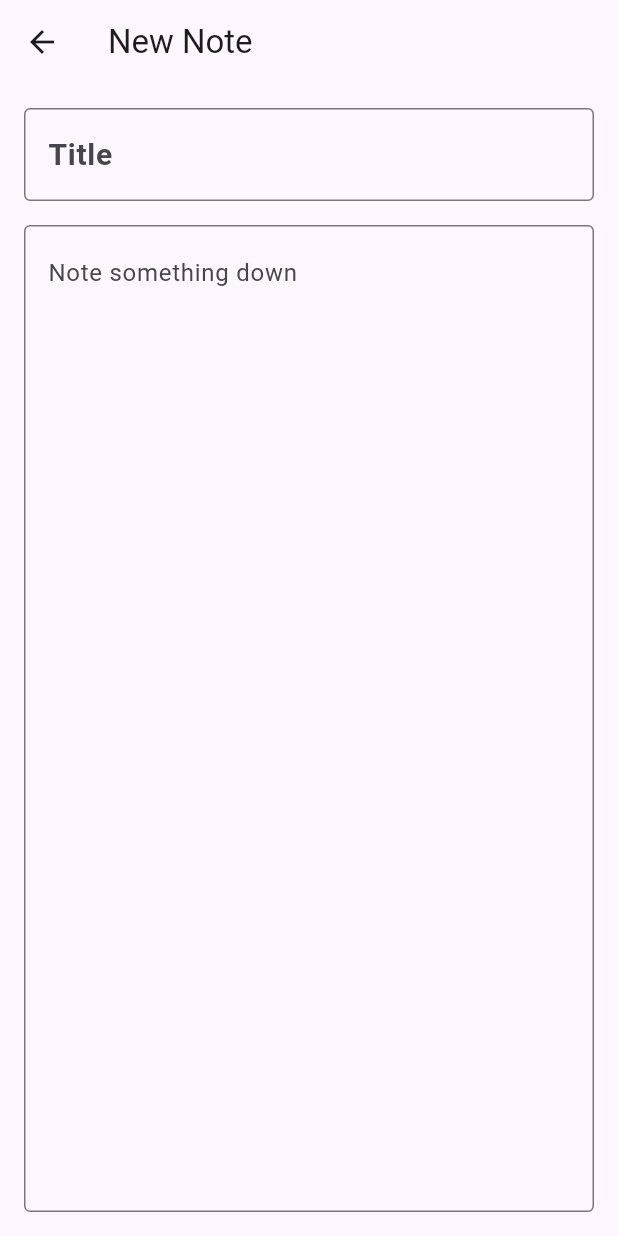
After one commit to Lazy-Shadow/todo, a Flutter app: the screen it shows after launch, item 2 of the bottom bar chosen, after a tap on the "add" icon, on a phone screen of 412 x 824 dp. The commit adds this screen. Run offline on Flutter 3.47's test engine with Material 3 defaults, Android fonts, the phone set to English and light mode, and no system bars; our stand-ins replace shared_preferences.

Commit message:
perf&feat: optimized code simplify and removed unnecessary duplicates making the code long| added notes for taking down memo

```diff
--- a/lib/main.dart
+++ b/lib/main.dart
@@ -1,6 +1,7 @@
 import 'package:flutter/material.dart';
 import 'package:shared_preferences/shared_preferences.dart';
 import 'dart:convert';
+import 'notes.dart';
 
 void main() async {
   WidgetsFlutterBinding.ensureInitialized();
@@ -31,7 +32,68 @@ class TodoApp extends StatelessWidget {
         colorScheme: ColorScheme.fromSeed(seedColor: Colors.deepPurple),
         useMaterial3: true,
       ),
-      home: TodoListScreen(prefs: prefs),
+      home: HomeScreen(prefs: prefs),
+    );
+  }
+}
+
+class HomeScreen extends StatefulWidget {
+  final SharedPreferences prefs;
+
+  const HomeScreen({super.key, required this.prefs});
+
+  @override
+  State<HomeScreen> createState() => _HomeScreenState();
+}
+
+class _HomeScreenState extends State<HomeScreen> {
+  int _currentIndex = 0;
+  bool _isSelectionMode = false;
+
+  void _onSelectionModeChanged(bool isSelectionMode) {
+    setState(() {
+      _isSelectionMode = isSelectionMode;
+    });
+  }
+
+  @override
+  Widget build(BuildContext context) {
+    return Scaffold(
+      body: IndexedStack(
+        index: _currentIndex,
+        children: [
+          TodoListScreen(prefs: widget.prefs),
+          NotesListScreen(onSelectionModeChanged: _onSelectionModeChanged),
+        ],
+      ),
+      bottomNavigationBar: NavigationBar(
+        selectedIndex: _isSelectionMode ? 1 : _currentIndex,
+        elevation: 0,
+        surfaceTintColor: Colors.transparent,
+        indicatorColor: Colors.transparent,
+        labelBehavior: NavigationDestinationLabelBehavior.alwaysShow,
+        onDestinationSelected: (index) {
+          if (!_isSelectionMode) {
+            setState(() {
+              _currentIndex = index;
+            });
+          }
+        },
+        destinations: const [
+          NavigationDestination(
+            icon: Icon(Icons.check_circle_outline),
+            selectedIcon: Icon(Icons.check_circle),
+            label: 'Todos',
+            tooltip: '',
+          ),
+          NavigationDestination(
+            icon: Icon(Icons.note_alt_outlined),
+            selectedIcon: Icon(Icons.note_alt),
+            label: 'Notes',
+            tooltip: '',
+          ),
+        ],
+      ),
     );
   }
 }
--- /dev/null
+++ b/lib/notes.dart
@@ -0,0 +1,594 @@
+import 'package:flutter/material.dart';
+import 'package:shared_preferences/shared_preferences.dart';
+import 'dart:convert';
+
+class Note {
+  final String id;
+  final String title;
+  final String content;
+  final DateTime createdAt;
+  final DateTime updatedAt;
+  final String? category;
+  final bool isPinned;
+
+  Note({
+    required this.id,
+    required this.title,
+    required this.content,
+    required this.createdAt,
+    required this.updatedAt,
+    this.category,
+    this.isPinned = false,
+  });
+
+  Note copyWith({
+    String? id,
+    String? title,
+    String? content,
+    DateTime? createdAt,
+    DateTime? updatedAt,
+    String? category,
+    bool? isPinned,
+  }) => Note(
+    id: id ?? this.id,
+    title: title ?? this.title,
+    content: content ?? this.content,
+    createdAt: createdAt ?? this.createdAt,
+    updatedAt: updatedAt ?? this.updatedAt,
+    category: category ?? this.category,
+    isPinned: isPinned ?? this.isPinned,
+  );
+
+  Map<String, dynamic> toJson() => {
+    'id': id,
+    'title': title,
+    'content': content,
+    'createdAt': createdAt.toIso8601String(),
+    'updatedAt': updatedAt.toIso8601String(),
+    'category': category,
+    'isPinned': isPinned,
+  };
+
+  factory Note.fromJson(Map<String, dynamic> json) => Note(
+    id: json['id'] as String,
+    title: json['title'] as String,
+    content: json['content'] as String,
+    createdAt: DateTime.parse(json['createdAt'] as String),
+    updatedAt: DateTime.parse(json['updatedAt'] as String),
+    category: json['category'] as String?,
+    isPinned: json['isPinned'] as bool? ?? false,
+  );
+}
+
+class NotesListScreen extends StatefulWidget {
+  final Function(bool)? onSelectionModeChanged;
+
+  const NotesListScreen({super.key, this.onSelectionModeChanged});
+
+  @override
+  State<NotesListScreen> createState() => _NotesListScreenState();
+}
+
+class _NotesListScreenState extends State<NotesListScreen> {
+  List<Note> _notes = [];
+  String _searchQuery = '';
+  final TextEditingController _searchController = TextEditingController();
+  final Set<String> _selectedNotes = {};
+  bool _isSelectionMode = false;
+
+  @override
+  void initState() {
+    super.initState();
+    _loadNotes();
+  }
+
+  void _loadNotes() async {
+    final prefs = await SharedPreferences.getInstance();
+    final String? notesJson = prefs.getString('notes');
+
+    if (notesJson != null) {
+      try {
+        final List<dynamic> decoded = jsonDecode(notesJson);
+        setState(() {
+          _notes = decoded.map((n) => Note.fromJson(n as Map<String, dynamic>)).toList();
+          _sortNotes();
+        });
+      } catch (e) {
+        debugPrint('Error loading notes: $e');
+      }
+    }
+  }
+
+  void _saveNotes() async {
+    final prefs = await SharedPreferences.getInstance();
+    final String encoded = jsonEncode(_notes.map((n) => n.toJson()).toList());
+    await prefs.setString('notes', encoded);
+  }
+
+  void _sortNotes() {
+    _notes.sort((a, b) {
+      if (a.isPinned != b.isPinned) return a.isPinned ? -1 : 1;
+      return b.updatedAt.compareTo(a.updatedAt);
+    });
+  }
+
+  List<Note> _getFilteredNotes() {
+    if (_searchQuery.isEmpty) return _notes;
+    return _notes.where((note) {
+      return note.title.toLowerCase().contains(_searchQuery.toLowerCase()) ||
+             note.content.toLowerCase().contains(_searchQuery.toLowerCase());
+    }).toList();
+  }
+
+  void _addNote(Note note) {
+    setState(() {
+      _notes.add(note);
+      _sortNotes();
+    });
+    _saveNotes();
+  }
+
+  void _updateNote(Note note) {
+    setState(() {
+      final index = _notes.indexWhere((n) => n.id == note.id);
+      if (index != -1) {
+        _notes[index] = note;
+        _sortNotes();
+      }
+    });
+    _saveNotes();
+  }
+
+  void _togglePinNote(String id) {
+    setState(() {
+      final index = _notes.indexWhere((n) => n.id == id);
+      if (index != -1) {
+        _notes[index] = _notes[index].copyWith(isPinned: !_notes[index].isPinned);
+        _sortNotes();
+      }
+    });
+    _saveNotes();
+  }
+
+  void _deleteNote(String id) {
+    setState(() {
+      _notes.removeWhere((note) => note.id == id);
+    });
+    _saveNotes();
+
+    ScaffoldMessenger.of(context).showSnackBar(
+      const SnackBar(content: Text('Note deleted')),
+    );
+  }
+
+  void _toggleSelection(String id) {
+    setState(() {
+      if (_selectedNotes.contains(id)) {
+        _selectedNotes.remove(id);
+      } else {
+        _selectedNotes.add(id);
+      }
+      if (_selectedNotes.isEmpty) {
+        _isSelectionMode = false;
+      }
+    });
+  }
+
+  void _startSelection(String id) {
+    setState(() {
+      _selectedNotes.add(id);
+      _isSelectionMode = true;
+    });
+    widget.onSelectionModeChanged?.call(true);
+  }
+
+  void _cancelSelection() {
+    setState(() {
+      _selectedNotes.clear();
+      _isSelectionMode = false;
+    });
+    widget.onSelectionModeChanged?.call(false);
+  }
+
+  void _deleteSelectedNotes() {
+    setState(() {
+      for (final id in _selectedNotes) {
+        _notes.removeWhere((note) => note.id == id);
+      }
+      _selectedNotes.clear();
+      _isSelectionMode = false;
+    });
+    _saveNotes();
+    widget.onSelectionModeChanged?.call(false);
+  }
+
+  void _openNoteEditor({Note? note}) {
+    Navigator.push(
+      context,
+      MaterialPageRoute(
+        builder: (context) => NoteEditorScreen(
+          note: note,
+          onSave: (updatedNote) {
+            if (note == null) {
+              _addNote(updatedNote);
+            } else {
+              _updateNote(updatedNote);
+            }
+          },
+          onPin: note != null
+              ? () {
+                  _togglePinNote(note.id);
+                  Navigator.pop(context);
+                }
+              : null,
+          onDelete: note != null
+              ? () {
+                  _deleteNote(note.id);
+                  Navigator.pop(context);
+                }
+              : null,
+        ),
+      ),
+    );
+  }
+
+  @override
+  Widget build(BuildContext context) {
+    final filteredNotes = _getFilteredNotes();
+
+    return Scaffold(
+      appBar: AppBar(
+        title: _isSelectionMode
+            ? Text('${_selectedNotes.length} item selected')
+            : const Text('Notes'),
+        centerTitle: true,
+        leading: _isSelectionMode
+            ? IconButton(icon: const Icon(Icons.close), onPressed: _cancelSelection)
+            : null,
+        actions: _isSelectionMode
+            ? [
+                IconButton(icon: const Icon(Icons.delete), onPressed: _deleteSelectedNotes),
+              ]
+            : null,
+      ),
+      body: Column(
+        children: [
+          if (!_isSelectionMode)
+            Padding(
+              padding: const EdgeInsets.all(16.0),
+              child: TextField(
+                controller: _searchController,
+                decoration: InputDecoration(
+                  hintText: 'Search notes...',
+                  prefixIcon: const Icon(Icons.search),
+                  suffixIcon: _searchQuery.isNotEmpty
+                      ? IconButton(
+                          icon: const Icon(Icons.clear),
+                          onPressed: () {
+                            _searchController.clear();
+                            setState(() => _searchQuery = '');
+                          },
+                        )
+                      : null,
+                  border: OutlineInputBorder(borderRadius: BorderRadius.circular(12)),
+                  filled: true,
+                ),
+                onChanged: (value) => setState(() => _searchQuery = value),
+              ),
+            ),
+          Expanded(
+            child: filteredNotes.isEmpty
+                ? _buildEmptyState()
+                : ListView.builder(
+                    itemCount: filteredNotes.length,
+                    itemBuilder: (context, index) {
+                      final note = filteredNotes[index];
+                      return _NoteCard(
+                        note: note,
+                        isSelected: _selectedNotes.contains(note.id),
+                        isSelectionMode: _isSelectionMode,
+                        onTap: () {
+                          if (_isSelectionMode) {
+                            _toggleSelection(note.id);
+                          } else {
+                            _openNoteEditor(note: note);
+                          }
+                        },
+                        onLongPress: () {
+                          if (!_isSelectionMode) {
+                            _startSelection(note.id);
+                          }
+                        },
+                        onDelete: () => _deleteNote(note.id),
+                        onTogglePin: () => _togglePinNote(note.id),
+                      );
+                    },
+                  ),
+          ),
+        ],
+      ),
+      floatingActionButton: _isSelectionMode
+          ? null
+          : FloatingActionButton(
+              onPressed: () => _openNoteEditor(),
+              child: const Icon(Icons.add),
+            ),
+    );
+  }
+
+  Widget _buildEmptyState() {
+    String message = _searchQuery.isNotEmpty
+        ? 'No notes found'
+        : 'No notes yet!\nTap + to add your first note';
+
+    return Center(
+      child: Column(
+        mainAxisAlignment: MainAxisAlignment.center,
+        children: [
+          Icon(Icons.note_alt_outlined, size: 80, color: Colors.grey[400]),
+          const SizedBox(height: 16),
+          Text(message, textAlign: TextAlign.center, style: TextStyle(color: Colors.grey[600], fontSize: 16)),
+        ],
+      ),
+    );
+  }
+
+  @override
+  void dispose() {
+    _searchController.dispose();
+    super.dispose();
+  }
+}
+
+class _NoteCard extends StatelessWidget {
+  final Note note;
+  final VoidCallback onTap;
+  final VoidCallback onDelete;
+  final VoidCallback onTogglePin;
+  final bool isSelected;
+  final bool isSelectionMode;
+  final VoidCallback onLongPress;
+
+  const _NoteCard({
+    required this.note,
+    required this.onTap,
+    required this.onDelete,
+    required this.onTogglePin,
+    required this.isSelected,
+    required this.isSelectionMode,
+    required this.onLongPress,
+  });
+
+  @override
+  Widget build(BuildContext context) {
+    return Dismissible(
+      key: Key(note.id),
+      direction: isSelectionMode ? DismissDirection.none : DismissDirection.endToStart,
+      background: Container(
+        alignment: Alignment.centerRight,
+        padding: const EdgeInsets.only(right: 20),
+        color: Colors.red,
+        child: const Icon(Icons.delete, color: Colors.white),
+      ),
+      onDismissed: (_) => onDelete(),
+      child: Card(
+        margin: const EdgeInsets.symmetric(horizontal: 16, vertical: 4),
+        child: ListTile(
+          leading: isSelectionMode
+              ? Checkbox(value: isSelected, onChanged: (_) => onTap())
+              : note.isPinned
+                  ? const Icon(Icons.push_pin, size: 20)
+                  : null,
+          title: Text(note.title.isEmpty ? 'Untitled' : note.title, style: const TextStyle(fontWeight: FontWeight.bold)),
+          subtitle: Column(
+            crossAxisAlignment: CrossAxisAlignment.start,
+            children: [
+              if (note.content.isNotEmpty) ...[
+                const SizedBox(height: 4),
+                Text(note.content, maxLines: 2, overflow: TextOverflow.ellipsis, style: TextStyle(color: Colors.grey[600])),
+              ],
+              const SizedBox(height: 4),
+              Text(_formatDate(note.updatedAt), style: TextStyle(fontSize: 12, color: Colors.grey[400])),
+            ],
+          ),
+          trailing: isSelectionMode
+              ? null
+              : PopupMenuButton<String>(
+                  icon: const Icon(Icons.more_vert),
+                  onSelected: (value) {
+                    if (value == 'delete') {
+                      onDelete();
+                    } else if (value == 'pin') {
+                      onTogglePin();
+                    }
+                  },
+                  itemBuilder: (context) => [
+                    PopupMenuItem(
+                      value: 'pin',
+                      child: Row(children: [
+                        Icon(note.isPinned ? Icons.push_pin_outlined : Icons.push_pin, size: 20),
+                        const SizedBox(width: 8),
+                        Text(note.isPinned ? 'Unpin' : 'Pin'),
+                      ]),
+                    ),
+                    const PopupMenuItem(
+                      value: 'delete',
+                      child: Row(children: [
+                        Icon(Icons.delete, size: 20),
+                        SizedBox(width: 8),
+                        Text('Delete'),
+                      ]),
+                    ),
+                  ],
+                ),
+          onTap: onTap,
+          onLongPress: onLongPress,
+        ),
+      ),
+    );
+  }
+
+  String _formatDate(DateTime date) {
+    final now = DateTime.now();
+    final difference = now.difference(date);
+
+    if (difference.inDays == 0) return 'Today';
+    if (difference.inDays == 1) return 'Yesterday';
+    if (difference.inDays < 7) return '${difference.inDays} days ago';
+    return '${date.day}/${date.month}/${date.year}';
+  }
+}
+
+class NoteEditorScreen extends StatefulWidget {
+  final Note? note;
+  final Function(Note) onSave;
+  final VoidCallback? onPin;
+  final VoidCallback? onDelete;
+
+  const NoteEditorScreen({
+    super.key,
+    this.note,
+    required this.onSave,
+    this.onPin,
+    this.onDelete,
+  });
+
+  @override
+  State<NoteEditorScreen> createState() => _NoteEditorScreenState();
+}
+
+class _NoteEditorScreenState extends State<NoteEditorScreen> {
+  late TextEditingController _titleController;
+  late TextEditingController _contentController;
+  bool _hasChanges = false;
+  bool _isSaving = false;
+
+  @override
+  void initState() {
+    super.initState();
+    _titleController = TextEditingController(text: widget.note?.title ?? '');
+    _contentController = TextEditingController(text: widget.note?.content ?? '');
+
+    _titleController.addListener(_onTextChanged);
+    _contentController.addListener(_onTextChanged);
+  }
+
+  void _onTextChanged() {
+    if (!_hasChanges) setState(() => _hasChanges = true);
+    _autoSave();
+  }
+
+  void _autoSave() {
+    if (_isSaving) return;
+    _isSaving = true;
+
+    Future.delayed(const Duration(seconds: 1), () {
+      if (!mounted) return;
+      _isSaving = false;
+      if (_hasChanges) _saveNote(isAutoSave: true);
+    });
+  }
+
+  void _saveNote({bool isAutoSave = false}) {
+    final title = _titleController.text.trim();
+    final content = _contentController.text.trim();
+
+    if (title.isEmpty && content.isEmpty) {
+      if (!isAutoSave) {
+        ScaffoldMessenger.of(context).showSnackBar(const SnackBar(content: Text('Please add a title or content')));
+      }
+      return;
+    }
+
+    final now = DateTime.now();
+    final note = Note(
+      id: widget.note?.id ?? now.millisecondsSinceEpoch.toString(),
+      title: title.isEmpty ? 'Untitled' : title,
+      content: content,
+      createdAt: widget.note?.createdAt ?? now,
+      updatedAt: now,
+      category: widget.note?.category,
+      isPinned: widget.note?.isPinned ?? false,
+    );
+
+    widget.onSave(note);
+
+    if (!isAutoSave) Navigator.pop(context);
+  }
+
+  @override
+  Widget build(BuildContext context) {
+    final isEditing = widget.note != null;
+
+    return PopScope(
+      canPop: true,
+      child: Scaffold(
+        appBar: AppBar(
+          title: Text(isEditing ? 'Edit Note' : 'New Note'),
+          actions: [
+            if (isEditing && widget.note != null)
+              PopupMenuButton<String>(
+                icon: const Icon(Icons.more_vert),
+                onSelected: (value) {
+                  if (value == 'pin') {
+                    widget.onPin?.call();
+                  } else if (value == 'delete') {
+                    widget.onDelete?.call();
+                  }
+                },
+                itemBuilder: (context) => [
+                  PopupMenuItem(
+                    value: 'pin',
+                    child: Row(children: [
+                      Icon(widget.note!.isPinned ? Icons.push_pin_outlined : Icons.push_pin, size: 20),
+                      const SizedBox(width: 8),
+                      Text(widget.note!.isPinned ? 'Unpin' : 'Pin'),
+                    ]),
+                  ),
+                  const PopupMenuItem(
+                    value: 'delete',
+                    child: Row(children: [
+                      Icon(Icons.delete, size: 20),
+                      SizedBox(width: 8),
+                      Text('Delete'),
+                    ]),
+                  ),
+                ],
+              ),
+          ],
+        ),
+        body: Padding(
+          padding: const EdgeInsets.all(16.0),
+          child: Column(
+            children: [
+              TextField(
+                controller: _titleController,
+                decoration: const InputDecoration(hintText: 'Title', border: OutlineInputBorder()),
+                textCapitalization: TextCapitalization.sentences,
+                style: const TextStyle(fontSize: 20, fontWeight: FontWeight.bold),
+              ),
+              const SizedBox(height: 16),
+              Expanded(
+                child: TextField(
+                  controller: _contentController,
+                  decoration: const InputDecoration(hintText: 'Note something down', border: OutlineInputBorder(), alignLabelWithHint: true),
+                  maxLines: null,
+                  expands: true,
+                  textAlignVertical: TextAlignVertical.top,
+                  textCapitalization: TextCapitalization.sentences,
+                ),
+              ),
+            ],
+          ),
+        ),
+      ),
+    );
+  }
+
+  @override
+  void dispose() {
+    _titleController.dispose();
+    _contentController.dispose();
+    super.dispose();
+  }
+}
```
